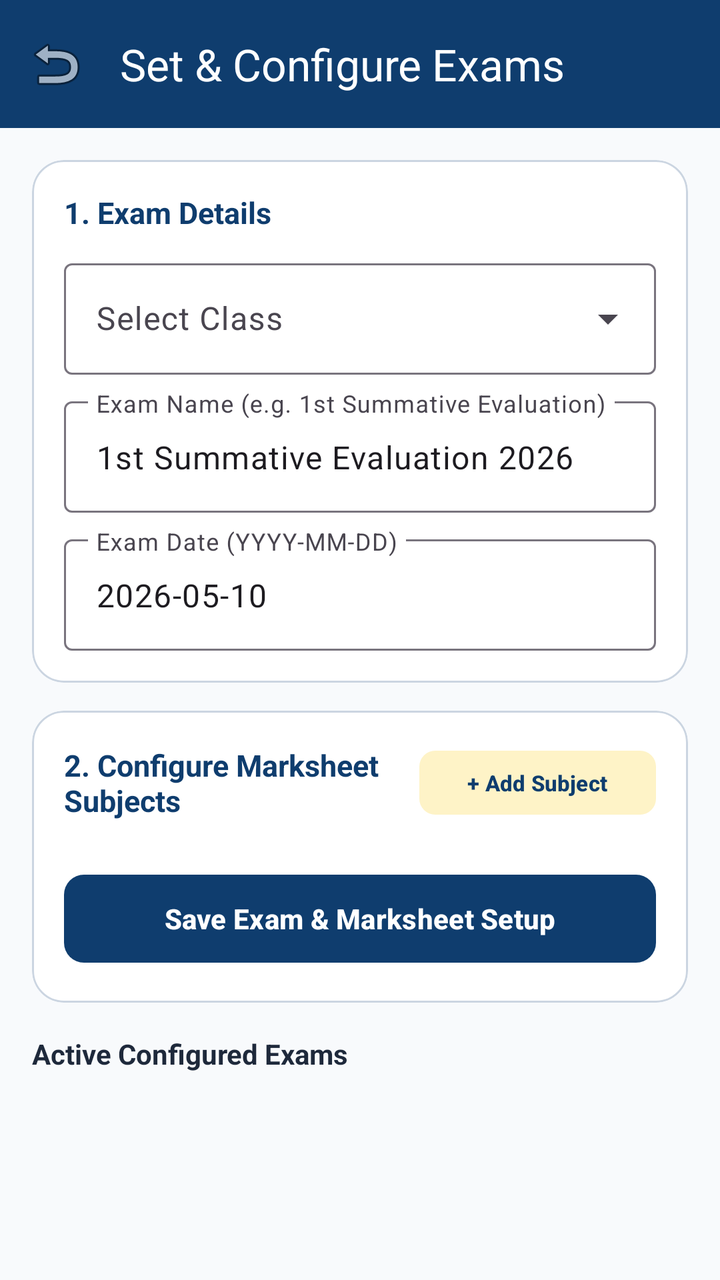
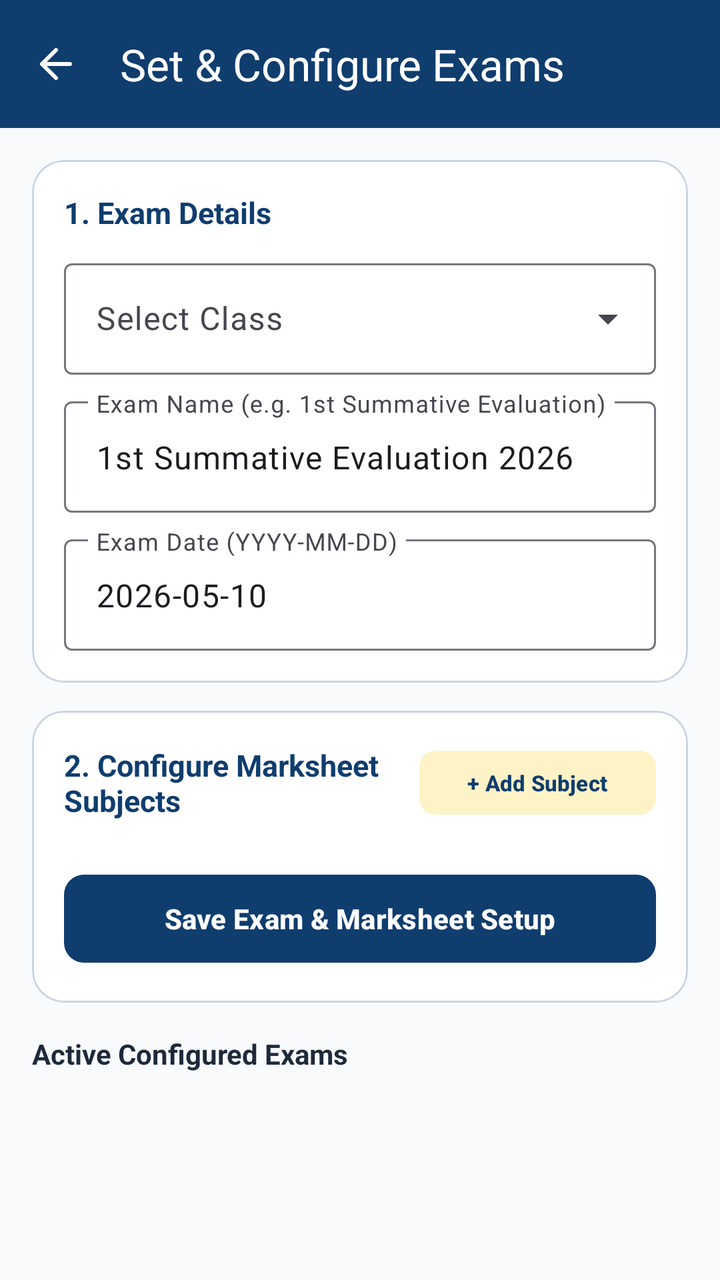

Before-and-after screenshots of an Android layout around one commit, followed by the original layout XML and the change that was made.
<!-- AndroidManifest.xml: application theme Theme.SchoolManager -->
<!-- res/layout/activity_set_exams.xml -->
<?xml version="1.0" encoding="utf-8"?>
<androidx.coordinatorlayout.widget.CoordinatorLayout
    xmlns:android="http://schemas.android.com/apk/res/android"
    xmlns:app="http://schemas.android.com/apk/res-auto"
    android:layout_width="match_parent"
    android:layout_height="match_parent"
    android:background="#F8FAFC">

    <com.google.android.material.appbar.AppBarLayout
        android:layout_width="match_parent"
        android:layout_height="wrap_content">

        <com.google.android.material.appbar.MaterialToolbar
            android:id="@+id/toolbar"
            android:layout_width="match_parent"
            android:layout_height="?attr/actionBarSize"
            android:background="#0F3D6E"
            app:title="Set &amp; Configure Exams"
            app:titleTextColor="@android:color/white"
            app:navigationIcon="@android:drawable/ic_menu_revert" />
    </com.google.android.material.appbar.AppBarLayout>

    <androidx.core.widget.NestedScrollView
        android:layout_width="match_parent"
        android:layout_height="match_parent"
        app:layout_behavior="@string/appbar_scrolling_view_behavior">

        <LinearLayout
            android:layout_width="match_parent"
            android:layout_height="wrap_content"
            android:orientation="vertical"
            android:padding="16dp">

            
            <com.google.android.material.card.MaterialCardView
                android:layout_width="match_parent"
                android:layout_height="wrap_content"
                app:cardCornerRadius="16dp"
                app:cardBackgroundColor="@android:color/white"
                app:strokeWidth="1dp"
                app:strokeColor="#CBD5E1">

                <LinearLayout
                    android:layout_width="match_parent"
                    android:layout_height="wrap_content"
                    android:orientation="vertical"
                    android:padding="16dp">

                    <TextView
                        android:layout_width="wrap_content"
                        android:layout_height="wrap_content"
                        android:text="1. Exam Details"
                        android:textColor="#0F3D6E"
                        android:textSize="15sp"
                        android:textStyle="bold" />

                    <com.google.android.material.textfield.TextInputLayout
                        style="@style/Widget.Material3.TextInputLayout.OutlinedBox.ExposedDropdownMenu"
                        android:layout_width="match_parent"
                        android:layout_height="wrap_content"
                        android:layout_marginTop="10dp"
                        android:hint="Select Class">

                        <AutoCompleteTextView
                            android:id="@+id/actvClassSelect"
                            android:layout_width="match_parent"
                            android:layout_height="wrap_content"
                            android:inputType="none" />
                    </com.google.android.material.textfield.TextInputLayout>

                    <com.google.android.material.textfield.TextInputLayout
                        style="@style/Widget.Material3.TextInputLayout.OutlinedBox"
                        android:layout_width="match_parent"
                        android:layout_height="wrap_content"
                        android:layout_marginTop="8dp"
                        android:hint="Exam Name (e.g. 1st Summative Evaluation)">

                        <com.google.android.material.textfield.TextInputEditText
                            android:id="@+id/etExamName"
                            android:layout_width="match_parent"
                            android:layout_height="wrap_content"
                            android:text="1st Summative Evaluation 2026" />
                    </com.google.android.material.textfield.TextInputLayout>

                    <com.google.android.material.textfield.TextInputLayout
                        style="@style/Widget.Material3.TextInputLayout.OutlinedBox"
                        android:layout_width="match_parent"
                        android:layout_height="wrap_content"
                        android:layout_marginTop="8dp"
                        android:hint="Exam Date (YYYY-MM-DD)">

                        <com.google.android.material.textfield.TextInputEditText
                            android:id="@+id/etExamDate"
                            android:layout_width="match_parent"
                            android:layout_height="wrap_content"
                            android:text="2026-05-10" />
                    </com.google.android.material.textfield.TextInputLayout>

                </LinearLayout>
            </com.google.android.material.card.MaterialCardView>

            
            <com.google.android.material.card.MaterialCardView
                android:layout_width="match_parent"
                android:layout_height="wrap_content"
                android:layout_marginTop="14dp"
                app:cardCornerRadius="16dp"
                app:cardBackgroundColor="@android:color/white"
                app:strokeWidth="1dp"
                app:strokeColor="#CBD5E1">

                <LinearLayout
                    android:layout_width="match_parent"
                    android:layout_height="wrap_content"
                    android:orientation="vertical"
                    android:padding="16dp">

                    <LinearLayout
                        android:layout_width="match_parent"
                        android:layout_height="wrap_content"
                        android:orientation="horizontal"
                        android:gravity="center_vertical">

                        <TextView
                            android:layout_width="0dp"
                            android:layout_height="wrap_content"
                            android:layout_weight="1"
                            android:text="2. Configure Marksheet Subjects"
                            android:textColor="#0F3D6E"
                            android:textSize="15sp"
                            android:textStyle="bold" />

                        <com.google.android.material.button.MaterialButton
                            android:id="@+id/btnAddSubject"
                            style="@style/Widget.Material3.Button.TonalButton"
                            android:layout_width="wrap_content"
                            android:layout_height="40dp"
                            android:text="+ Add Subject"
                            android:textSize="11sp"
                            android:textStyle="bold"
                            app:backgroundTint="#FEF3C7"
                            app:cornerRadius="8dp" />
                    </LinearLayout>

                    <androidx.recyclerview.widget.RecyclerView
                        android:id="@+id/rvConfiguredSubjects"
                        android:layout_width="match_parent"
                        android:layout_height="wrap_content"
                        android:layout_marginTop="8dp"
                        android:nestedScrollingEnabled="false" />

                    <com.google.android.material.button.MaterialButton
                        android:id="@+id/btnSaveExamConfig"
                        android:layout_width="match_parent"
                        android:layout_height="52dp"
                        android:layout_marginTop="14dp"
                        android:text="Save Exam &amp; Marksheet Setup"
                        android:textStyle="bold"
                        app:cornerRadius="10dp"
                        app:backgroundTint="#0F3D6E" />

                </LinearLayout>
            </com.google.android.material.card.MaterialCardView>

            
            <TextView
                android:layout_width="wrap_content"
                android:layout_height="wrap_content"
                android:layout_marginTop="16dp"
                android:layout_marginBottom="6dp"
                android:text="Active Configured Exams"
                android:textColor="#1E293B"
                android:textSize="14sp"
                android:textStyle="bold" />

            <androidx.recyclerview.widget.RecyclerView
                android:id="@+id/rvExistingExams"
                android:layout_width="match_parent"
                android:layout_height="wrap_content"
                android:nestedScrollingEnabled="false" />

        </LinearLayout>
    </androidx.core.widget.NestedScrollView>
</androidx.coordinatorlayout.widget.CoordinatorLayout>
<!-- resources referenced by this layout -->
<resources>
  <style name="Theme.SchoolManager" parent="Theme.Material3.DayNight.NoActionBar">
          <item name="colorPrimary">#0F3D6E</item>
          <item name="colorOnPrimary">#FFFFFF</item>
          <item name="colorSecondary">#D97706</item>
          
          <item name="colorSecondaryContainer">#FEF3C7</item>
          <item name="colorOnSecondaryContainer">#0F3D6E</item>
          <item name="android:statusBarColor">#0F3D6E</item>
          <item name="android:windowLightStatusBar">false</item>
      </style>
</resources>

<!-- the commit's change to res/layout/activity_set_exams.xml (unified diff, before → after) -->
@@ -17,7 +17,7 @@
             android:background="#0F3D6E"
             app:title="Set &amp; Configure Exams"
             app:titleTextColor="@android:color/white"
-            app:navigationIcon="@android:drawable/ic_menu_revert" />
+            app:navigationIcon="@drawable/ic_arrow_back_modern" />
     </com.google.android.material.appbar.AppBarLayout>
 
     <androidx.core.widget.NestedScrollView
<!-- resource entries referenced after the edit -->
@@ -1,5 +1,7 @@
 <!-- resources referenced by this layout -->
 <resources>
+  <!-- drawable ic_arrow_back_modern (drawable) -->
+  <vector xmlns:android="http://schemas.android.com/apk/res/android" android:width="24dp" android:height="24dp" android:viewportWidth="24" android:viewportHeight="24"><path android:fillColor="@android:color/transparent" android:strokeColor="#FFFFFF" android:strokeWidth="2" android:strokeLineCap="round" android:strokeLineJoin="round" android:pathData="M19 12H5m0 0 7-7m-7 7 7 7"/></vector>
   <style name="Theme.SchoolManager" parent="Theme.Material3.DayNight.NoActionBar">
           <item name="colorPrimary">#0F3D6E</item>
           <item name="colorOnPrimary">#FFFFFF</item>
